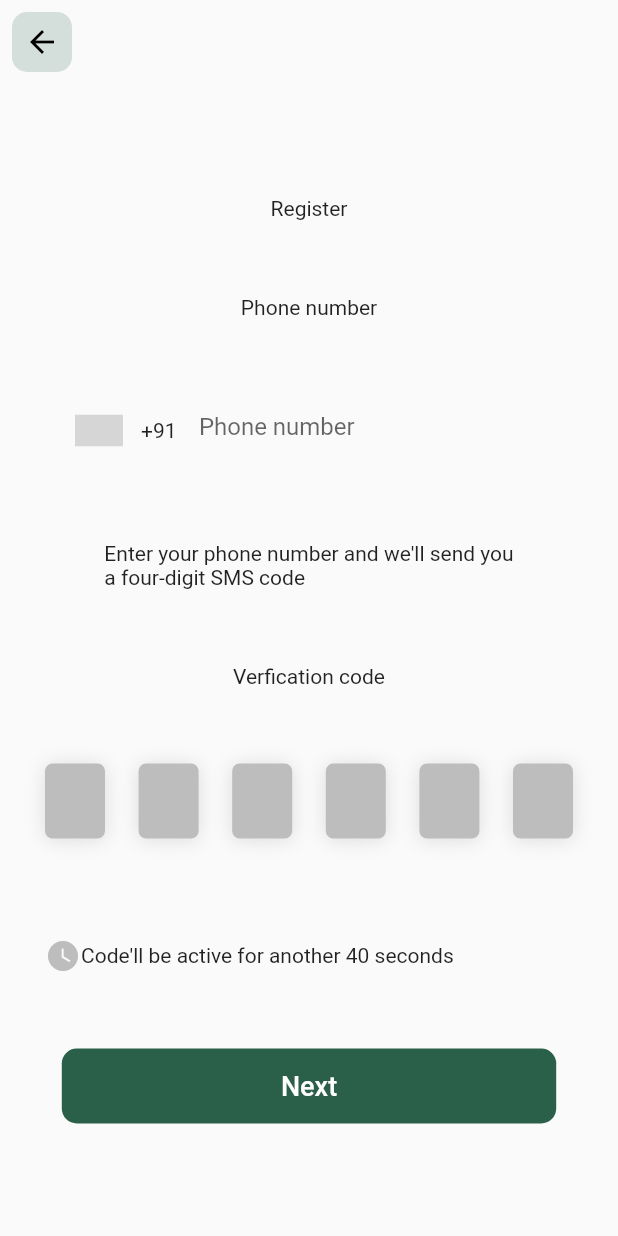
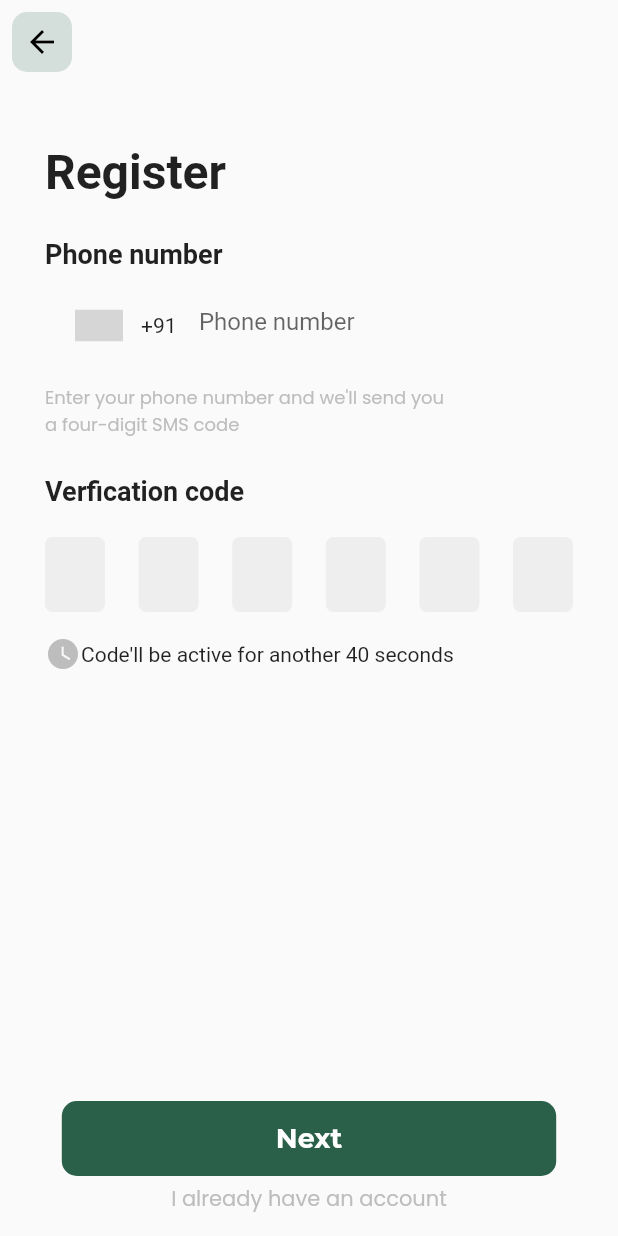
Before and after one commit to faizm55212/calcutta_ref, a Flutter app: the PhoneAuth screen opened directly, on a phone screen of 412 x 824 dp. Run offline on Flutter 3.47's test engine with Material 2 defaults, Android fonts, the light colour scheme and no system bars; drawn by our look-alikes of intl_phone_number_input, pin_code_fields; our stand-ins replace get, google_fonts; Roboto replaces fonts that are missing (Ubuntu); grey boxes are pictures that could not be loaded.

Commit message:
PhoneAuth Screen Font and Spacing

```diff
--- a/lib/main.dart
+++ b/lib/main.dart
@@ -15,7 +15,7 @@ class MyApp extends StatelessWidget {
       theme: ThemeData(
         primarySwatch: Colors.blue,
       ),
-      home: PhoneAuth(),
+      home: LoginScreen(),
     );
   }
 }
--- a/lib/screens/loginScreen/login_screen.dart
+++ b/lib/screens/loginScreen/login_screen.dart
@@ -1,6 +1,6 @@
 import 'dart:async';
-
 import 'package:flutter/material.dart';
+import 'package:google_fonts/google_fonts.dart';
 import 'package:intl_phone_number_input/intl_phone_number_input.dart';
 import 'package:pin_code_fields/pin_code_fields.dart';
 
@@ -20,9 +20,19 @@ class LoginScreen extends StatelessWidget {
               Text(
                 'Welcome\n to Calcutta Ref!',
                 textAlign: TextAlign.center,
-                style: TextStyle(fontSize: 28, fontWeight: FontWeight.bold),
+                style: GoogleFonts.ubuntu(
+                  fontSize: 32,
+                  fontWeight: FontWeight.bold,
                 ),
-              Text('Hope you are well today'),
+              ),
+              Text(
+                'Hope you are well today',
+                style: GoogleFonts.roboto(
+                  fontWeight: FontWeight.w400,
+                  fontSize: 18,
+                  color: Colors.grey,
+                ),
+              ),
               TextButton(
                 style: TextButton.styleFrom(
                   fixedSize: Size(MediaQuery.of(context).size.width * 0.8, 50),
@@ -33,12 +43,23 @@ class LoginScreen extends StatelessWidget {
                 onPressed: () {},
                 child: Text(
                   'Login',
-                  style: TextStyle(color: Colors.white, fontSize: 18),
+                  style: GoogleFonts.montserrat(
+                    fontWeight: FontWeight.bold,
+                    fontSize: 18,
+                    color: Colors.white,
                   ),
                 ),
-              Text(
+              ),
+              TextButton(
+                onPressed: () {
+                  Navigator.push(context,
+                      MaterialPageRoute(builder: (context) => PhoneAuth()));
+                },
+                child: Text(
                   'Continue with phone number',
-                style: TextStyle(fontSize: 16),
+                  style:
+                      GoogleFonts.montserrat(fontSize: 18, color: Colors.black),
+                ),
               ),
             ],
           ),
@@ -65,6 +86,22 @@ class _PhoneAuthState extends State<PhoneAuth> {
   String currentText = "";
   final formKey = GlobalKey<FormState>();
 
+  int _start = 40;
+  Timer? _timer;
+  void startTimer() {
+    _timer = Timer.periodic(Duration(seconds: 1), (timer) {
+      if (_start == 0) {
+        setState(() {
+          _timer!.cancel();
+        });
+      } else {
+        setState(() {
+          _start--;
+        });
+      }
+    });
+  }
+
   @override
   Widget build(BuildContext context) {
     return Scaffold(
@@ -72,7 +109,9 @@ class _PhoneAuthState extends State<PhoneAuth> {
         backgroundColor: Colors.transparent,
         elevation: 0,
         leading: GestureDetector(
-          onTap: () {},
+          onTap: () {
+            Navigator.pop(context);
+          },
           child: Padding(
             padding: const EdgeInsets.all(8.0),
             child: Container(
@@ -91,13 +130,29 @@ class _PhoneAuthState extends State<PhoneAuth> {
       ),
       body: SafeArea(
         child: Padding(
-          padding: EdgeInsets.symmetric(vertical: 50, horizontal: 30),
+          padding: EdgeInsets.only(top: 40, left: 30, right: 30, bottom: 40),
           child: Column(
-            mainAxisAlignment: MainAxisAlignment.spaceAround,
-            crossAxisAlignment: CrossAxisAlignment.center,
+            mainAxisAlignment: MainAxisAlignment.spaceBetween,
             children: [
-              Text('Register'),
-              Text('Phone number'),
+              Column(
+                crossAxisAlignment: CrossAxisAlignment.start,
+                children: [
+                  Text(
+                    'Register',
+                    style: GoogleFonts.ubuntu(
+                      fontSize: 32,
+                      fontWeight: FontWeight.bold,
+                    ),
+                  ),
+                  SizedBox(height: 25),
+                  Text(
+                    'Phone number',
+                    style: GoogleFonts.ubuntu(
+                      fontSize: 18,
+                      fontWeight: FontWeight.bold,
+                    ),
+                  ),
+                  SizedBox(height: 13),
                   InternationalPhoneNumberInput(
                     onInputChanged: (PhoneNumber number) {
                       print(number.phoneNumber);
@@ -122,9 +177,23 @@ class _PhoneAuthState extends State<PhoneAuth> {
                       print('On Saved: $number');
                     },
                   ),
+                  SizedBox(height: 15),
                   Text(
-                  "Enter your phone number and we'll send you\na four-digit SMS code"),
-              Text('Verfication code'),
+                    "Enter your phone number and we'll send you\na four-digit SMS code",
+                    style: GoogleFonts.poppins(
+                      fontSize: 12,
+                      color: Colors.grey.shade400,
+                    ),
+                  ),
+                  SizedBox(height: 25),
+                  Text(
+                    'Verfication code',
+                    style: GoogleFonts.ubuntu(
+                      fontSize: 18,
+                      fontWeight: FontWeight.bold,
+                    ),
+                  ),
+                  SizedBox(height: 20),
                   Form(
                     key: formKey,
                     child: PinCodeTextField(
@@ -150,12 +219,12 @@ class _PhoneAuthState extends State<PhoneAuth> {
                         borderRadius: BorderRadius.circular(5),
                         fieldHeight: 50,
                         fieldWidth: 40,
-                    activeFillColor: Colors.grey.shade400,
-                    activeColor: Colors.grey.shade400,
-                    inactiveColor: Colors.grey.shade400,
-                    inactiveFillColor: Colors.grey.shade400,
-                    selectedFillColor: Colors.grey.shade400,
-                    selectedColor: Colors.grey.shade400,
+                        activeFillColor: Colors.grey.shade200,
+                        activeColor: Colors.grey.shade200,
+                        inactiveColor: Colors.grey.shade200,
+                        inactiveFillColor: Colors.grey.shade200,
+                        selectedFillColor: Colors.grey.shade200,
+                        selectedColor: Colors.grey.shade200,
                       ),
                       cursorColor: Colors.black,
                       animationDuration: Duration(milliseconds: 300),
@@ -163,13 +232,7 @@ class _PhoneAuthState extends State<PhoneAuth> {
                       errorAnimationController: errorController,
                       controller: textPin,
                       keyboardType: TextInputType.number,
-                  boxShadows: [
-                    BoxShadow(
-                      offset: Offset(0, 1),
-                      color: Colors.black12,
-                      blurRadius: 10,
-                    )
-                  ],
+
                       onCompleted: (v) {
                         print("Completed");
                       },
@@ -196,7 +259,9 @@ class _PhoneAuthState extends State<PhoneAuth> {
                         Icons.watch_later,
                         color: Colors.grey.shade400,
                       ),
-                  Text('Code\'ll be active for another 40 seconds')
+                      Text('Code\'ll be active for another $_start seconds')
+                    ],
+                  ),
                 ],
               ),
               TextButton(
@@ -206,16 +271,38 @@ class _PhoneAuthState extends State<PhoneAuth> {
                       borderRadius: BorderRadius.circular(10)),
                   backgroundColor: Color(0xFF2A6049),
                 ),
-                onPressed: () {},
+                onPressed: () {
+                  startTimer();
+                },
                 child: Text(
                   'Next',
-                  style: TextStyle(color: Colors.white, fontSize: 18),
+                  style: GoogleFonts.montserrat(
+                    fontWeight: FontWeight.bold,
+                    fontSize: 18,
+                    color: Colors.white,
+                  ),
                 ),
               ),
             ],
           ),
         ),
       ),
+      bottomSheet: Container(
+        height: 35,
+        alignment: Alignment.topCenter,
+        child: GestureDetector(
+          onTap: () {
+            Navigator.pop(context);
+          },
+          child: Text(
+            'I already have an account',
+            style: GoogleFonts.poppins(
+              fontSize: 14,
+              color: Colors.grey.shade400,
+            ),
+          ),
+        ),
+      ),
     );
   }
 }
--- a/pubspec.yaml
+++ b/pubspec.yaml
@@ -35,6 +35,8 @@ dependencies:
   splashscreen: ^1.3.5
   pin_code_fields: ^7.3.0
   intl_phone_number_input: ^0.7.0+2
+  google_fonts: ^2.1.0
+  flutter_keyboard_visibility: ^5.0.3
 
 dev_dependencies:
   flutter_test:
```
Also changed, not shown: pubspec.lock. Lines whose indentation alone changed are shown as unchanged.
